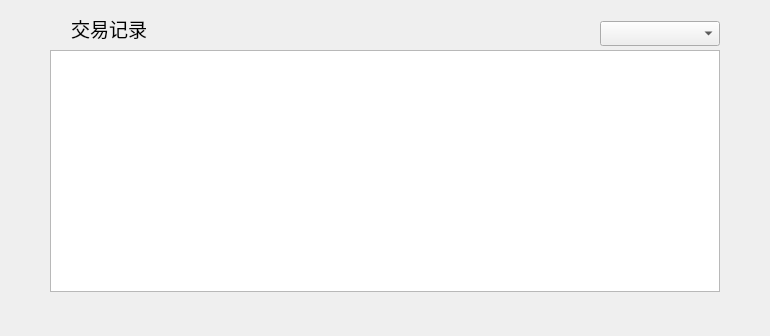
This is LNKWallet/contact/ContactInfoHistoryWidget.ui in HcashOrg/hx-indicator as Qt 5 draws it before an edit. The edited form follows.
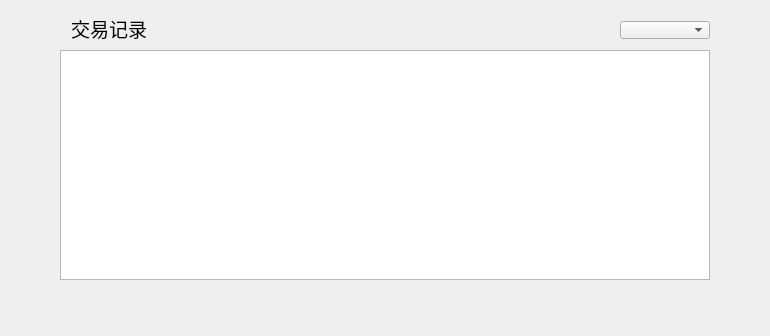
This is the edited form.

Patch:
```diff
--- a/LNKWallet/contact/ContactInfoHistoryWidget.ui
+++ b/LNKWallet/contact/ContactInfoHistoryWidget.ui
@@ -39,20 +39,20 @@
   <widget class="QComboBox" name="assetComboBox">
    <property name="geometry">
     <rect>
-     <x>600</x>
+     <x>620</x>
      <y>21</y>
-     <width>120</width>
-     <height>25</height>
+     <width>90</width>
+     <height>18</height>
     </rect>
    </property>
   </widget>
   <widget class="QTableWidget" name="transferRecordTableWidget">
    <property name="geometry">
     <rect>
-     <x>50</x>
+     <x>60</x>
      <y>50</y>
-     <width>670</width>
-     <height>242</height>
+     <width>650</width>
+     <height>230</height>
     </rect>
    </property>
    <attribute name="horizontalHeaderVisible">
```
